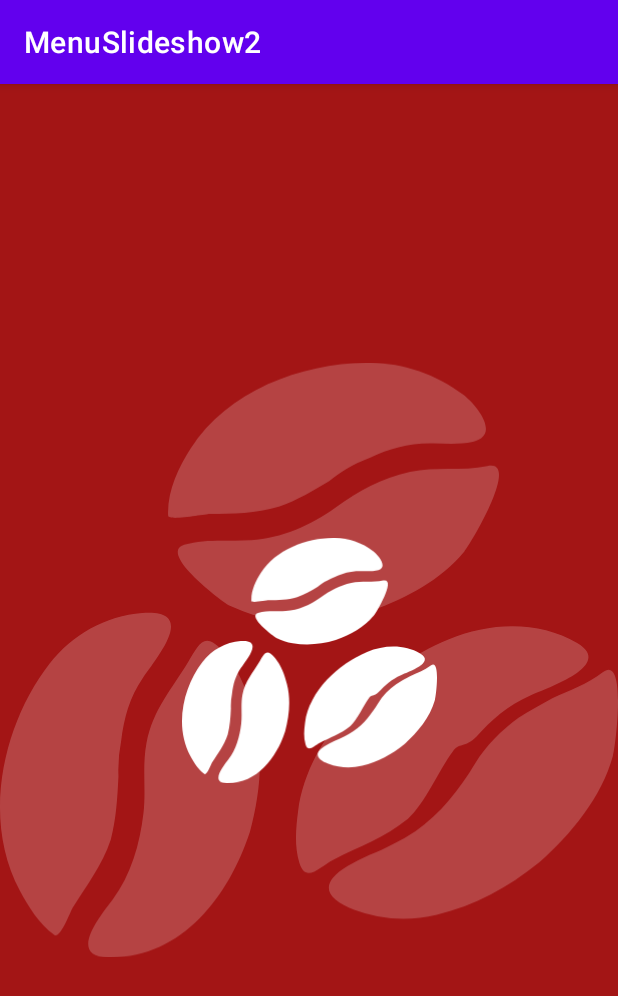
After one commit to namori999/MenuSlideshow2, an Android app: the SplashActivity screen opened directly, with no data from a screen before it, on a phone screen of 412 x 824 dp. The commit adds this screen. Shown: the top 996 px of the screen. Run offline under Robolectric (Android 15) with nearby library versions, the phone set to English and light mode, and no system bars.

Commit message:
20220512

```diff
--- a/app/src/main/AndroidManifest.xml
+++ b/app/src/main/AndroidManifest.xml
@@ -10,6 +10,9 @@
         android:supportsRtl="true"
         android:theme="@style/Theme.MenuSlideshow2">
         <activity
+            android:name=".SplashActivity"
+            android:exported="false" />
+        <activity
             android:name=".MainActivity"
             android:exported="true">
             <intent-filter>
--- /dev/null
+++ b/app/src/main/java/com/example/menuslideshow2/SplashActivity.kt
@@ -0,0 +1,11 @@
+package com.example.menuslideshow2
+
+import androidx.appcompat.app.AppCompatActivity
+import android.os.Bundle
+
+class SplashActivity : AppCompatActivity() {
+    override fun onCreate(savedInstanceState: Bundle?) {
+        super.onCreate(savedInstanceState)
+        setContentView(R.layout.activity_splash)
+    }
+}
--- /dev/null
+++ b/app/src/main/res/drawable/ic_logoimage.xml
@@ -0,0 +1,25 @@
+<vector xmlns:android="http://schemas.android.com/apk/res/android"
+    android:width="1024.36dp"
+    android:height="985.86dp"
+    android:viewportWidth="1024.36"
+    android:viewportHeight="985.86"
+    android:alpha="0.2">
+  <path
+      android:pathData="M183.7,790.3c9.08,-34.44 10.88,-69.59 12.65,-104.41a251.46,251.46 0,0 1,4.54 -59.51c4.45,-36.14 13.51,-71.23 36.08,-104 24.93,-36.18 91.49,-114.51 -1.22,-107.46 -61,4.65 -116.23,36 -153.8,84.43C7.92,594.8 -32.5,752.19 32.82,875c14.59,27.42 31.92,55 57,73.59 10.22,7.6 26.46,-38 30.56,-44.76C143.67,865.3 168.93,835.05 183.7,790.3Z"
+      android:fillColor="#FFFFFF"/>
+  <path
+      android:pathData="M421.75,588.76c-9.56,-37.06 -22.78,-75.4 -47.81,-105.46 -34.95,-42 -43.4,-17.89 -62.33,13.34 -26.95,44.54 -58.18,78.64 -68.75,133.67 -7.5,39.05 -0.51,77.53 -5.05,116.63 -6,51.36 -20.87,102.41 -50.74,142.62 -19.49,26.21 -77,94.92 -7.25,96.26 120.47,2.31 199,-99.63 234.47,-208.16C430.28,718 438.09,652 421.75,588.76Z"
+      android:fillColor="#FFFFFF"/>
+  <path
+      android:pathData="M316.16,142.09c-21,32.9 -39.2,71.42 -37.46,111.59 0.4,9.25 61.62,-2.89 69.05,-3 40.3,-0.39 75.36,-0.54 114.6,-12.07 30.6,-11.05 57.37,-26.7 83.44,-42.53 16.89,-13.07 35.39,-26.43 69.14,-39.26 30.51,-14.38 63.54,-24.22 103.49,-23.27 21.64,0.52 44.05,2.17 65.38,-2.53 47,-10.36 6.05,-61.39 -16.26,-78.19C721.65,18.29 664.86,-0.77 607.06,0 498.63,1.51 376.92,46.82 316.16,142.09Z"
+      android:fillColor="#FFFFFF"/>
+  <path
+      android:pathData="M679.9,181c-48.37,10.69 -84.78,31 -124.48,59.5 -39.89,28.64 -89,50.3 -138.45,53.74 -37.09,2.56 -75,-3.24 -111.27,7.43 -45.9,13.48 65.61,96.82 73.31,100.25 21,9.37 42.56,17.84 65.39,21.55 59.76,9.68 115.42,4.23 173.08,-12.93 56.74,-20.17 113.24,-50.4 152.29,-97.61 11.58,-14 94,-153.39 38.2,-141.69C765.41,180.16 721.83,171.73 679.9,181Z"
+      android:fillColor="#FFFFFF"/>
+  <path
+      android:pathData="M750.4,644.9c9.74,-15.61 19.57,-5.18 39.42,-25 24.13,-27.34 51.78,-51.6 89.06,-68.06 31,-13.69 139.92,-50.6 77.78,-87.16 -62.74,-36.9 -143.35,-35.07 -213.53,-5.85 -115,47.9 -231.84,156.31 -248.95,284.4 -3.85,28.77 -6.26,58.92 2.13,86.39 10.55,34.49 34,5.62 56.47,-5.77C596,802 637,787.67 676,756.45 704.29,731 728.36,674.31 750.4,644.9Z"
+      android:fillColor="#FFFFFF"/>
+  <path
+      android:pathData="M1015.81,652.07c4.68,-16.79 23.71,-170.43 -16.82,-138.67 -25.91,20.3 -54.92,29.9 -83.57,42.92 -19,10.26 -37.6,20.52 -55.47,32.2 -28.71,20.71 -54.26,46.39 -72.56,76.3 -26.56,43.31 -56.2,82.4 -98.77,112.1a262,262 0,0 1,-36 20.66c-14.45,8 -27.18,13.25 -39.59,18.18a359.69,359.69 0,0 0,-36.8 18.82c-51.67,31 -33,56 10.93,72.45a232.81,232.81 0,0 0,136.78 8.31c63.54,-15.55 118,-44.86 169.59,-86.64C947,780.87 996.4,721.48 1015.81,652.07Z"
+      android:fillColor="#FFFFFF"/>
+</vector>
--- /dev/null
+++ b/app/src/main/res/drawable/ic_logoimage_icon.xml
@@ -0,0 +1,24 @@
+<vector xmlns:android="http://schemas.android.com/apk/res/android"
+    android:width="1024.36dp"
+    android:height="985.86dp"
+    android:viewportWidth="1024.36"
+    android:viewportHeight="985.86">
+  <path
+      android:pathData="M183.7,790.3c9.08,-34.44 10.88,-69.59 12.65,-104.41a251.46,251.46 0,0 1,4.54 -59.51c4.45,-36.14 13.51,-71.23 36.08,-104 24.93,-36.18 91.49,-114.51 -1.22,-107.46 -61,4.65 -116.23,36 -153.8,84.43C7.92,594.8 -32.5,752.19 32.82,875c14.59,27.42 31.92,55 57,73.59 10.22,7.6 26.46,-38 30.56,-44.76C143.67,865.3 168.93,835.05 183.7,790.3Z"
+      android:fillColor="#FFFFFF"/>
+  <path
+      android:pathData="M421.75,588.76c-9.56,-37.06 -22.78,-75.4 -47.81,-105.46 -34.95,-42 -43.4,-17.89 -62.33,13.34 -26.95,44.54 -58.18,78.64 -68.75,133.67 -7.5,39.05 -0.51,77.53 -5.05,116.63 -6,51.36 -20.87,102.41 -50.74,142.62 -19.49,26.21 -77,94.92 -7.25,96.26 120.47,2.31 199,-99.63 234.47,-208.16C430.28,718 438.09,652 421.75,588.76Z"
+      android:fillColor="#FFFFFF"/>
+  <path
+      android:pathData="M316.16,142.09c-21,32.9 -39.2,71.42 -37.46,111.59 0.4,9.25 61.62,-2.89 69.05,-3 40.3,-0.39 75.36,-0.54 114.6,-12.07 30.6,-11.05 57.37,-26.7 83.44,-42.53 16.89,-13.07 35.39,-26.43 69.14,-39.26 30.51,-14.38 63.54,-24.22 103.49,-23.27 21.64,0.52 44.05,2.17 65.38,-2.53 47,-10.36 6.05,-61.39 -16.26,-78.19C721.65,18.29 664.86,-0.77 607.06,0 498.63,1.51 376.92,46.82 316.16,142.09Z"
+      android:fillColor="#FFFFFF"/>
+  <path
+      android:pathData="M679.9,181c-48.37,10.69 -84.78,31 -124.48,59.5 -39.89,28.64 -89,50.3 -138.45,53.74 -37.09,2.56 -75,-3.24 -111.27,7.43 -45.9,13.48 65.61,96.82 73.31,100.25 21,9.37 42.56,17.84 65.39,21.55 59.76,9.68 115.42,4.23 173.08,-12.93 56.74,-20.17 113.24,-50.4 152.29,-97.61 11.58,-14 94,-153.39 38.2,-141.69C765.41,180.16 721.83,171.73 679.9,181Z"
+      android:fillColor="#FFFFFF"/>
+  <path
+      android:pathData="M750.4,644.9c9.74,-15.61 19.57,-5.18 39.42,-25 24.13,-27.34 51.78,-51.6 89.06,-68.06 31,-13.69 139.92,-50.6 77.78,-87.16 -62.74,-36.9 -143.35,-35.07 -213.53,-5.85 -115,47.9 -231.84,156.31 -248.95,284.4 -3.85,28.77 -6.26,58.92 2.13,86.39 10.55,34.49 34,5.62 56.47,-5.77C596,802 637,787.67 676,756.45 704.29,731 728.36,674.31 750.4,644.9Z"
+      android:fillColor="#FFFFFF"/>
+  <path
+      android:pathData="M1015.81,652.07c4.68,-16.79 23.71,-170.43 -16.82,-138.67 -25.91,20.3 -54.92,29.9 -83.57,42.92 -19,10.26 -37.6,20.52 -55.47,32.2 -28.71,20.71 -54.26,46.39 -72.56,76.3 -26.56,43.31 -56.2,82.4 -98.77,112.1a262,262 0,0 1,-36 20.66c-14.45,8 -27.18,13.25 -39.59,18.18a359.69,359.69 0,0 0,-36.8 18.82c-51.67,31 -33,56 10.93,72.45a232.81,232.81 0,0 0,136.78 8.31c63.54,-15.55 118,-44.86 169.59,-86.64C947,780.87 996.4,721.48 1015.81,652.07Z"
+      android:fillColor="#FFFFFF"/>
+</vector>
--- /dev/null
+++ b/app/src/main/res/layout/activity_splash.xml
@@ -0,0 +1,33 @@
+<?xml version="1.0" encoding="utf-8"?>
+<androidx.constraintlayout.widget.ConstraintLayout xmlns:android="http://schemas.android.com/apk/res/android"
+    xmlns:app="http://schemas.android.com/apk/res-auto"
+    xmlns:tools="http://schemas.android.com/tools"
+    android:layout_width="match_parent"
+    android:layout_height="match_parent"
+    tools:context=".SplashActivity">
+
+
+    <ImageView
+        android:id="@+id/image"
+        android:layout_width="match_parent"
+        android:layout_height="match_parent"
+        android:background="@color/Primary"
+        app:layout_constraintBottom_toBottomOf="parent"
+        app:layout_constraintTop_toTopOf="parent"
+        app:srcCompat="@drawable/ic_logoimage" />
+
+    <ImageView
+        android:id="@+id/logoImage"
+        android:layout_width="170dp"
+        android:layout_height="170dp"
+        android:foregroundGravity="center"
+        app:layout_constraintBottom_toBottomOf="parent"
+        app:layout_constraintEnd_toEndOf="parent"
+        app:layout_constraintHorizontal_bias="0.5"
+        app:layout_constraintStart_toStartOf="parent"
+        app:layout_constraintTop_toTopOf="parent"
+        app:srcCompat="@drawable/ic_logoimage_icon"
+        />
+
+
+</androidx.constraintlayout.widget.ConstraintLayout>
--- a/app/src/main/res/values/colors.xml
+++ b/app/src/main/res/values/colors.xml
@@ -7,4 +7,8 @@
     <color name="teal_700">#FF018786</color>
     <color name="black">#FF000000</color>
     <color name="white">#FFFFFFFF</color>
+
+    <color name="Primary">#A31515</color>
+    <color name="Light">#E3A2A2</color>
+    <color name="Accent">#FBDA31</color>
 </resources>
```
